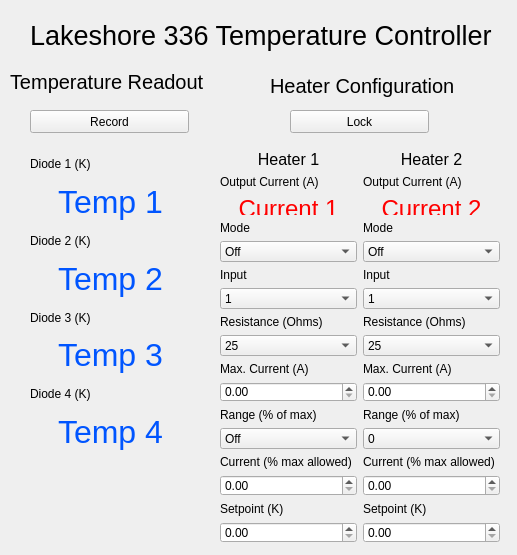
Before: the Qt Designer form EGGS_labrad/clients/cryovac_clients/lakeshore336_gui.ui in EGGS-Experiment/EGGS_labrad, drawn with Qt 5.
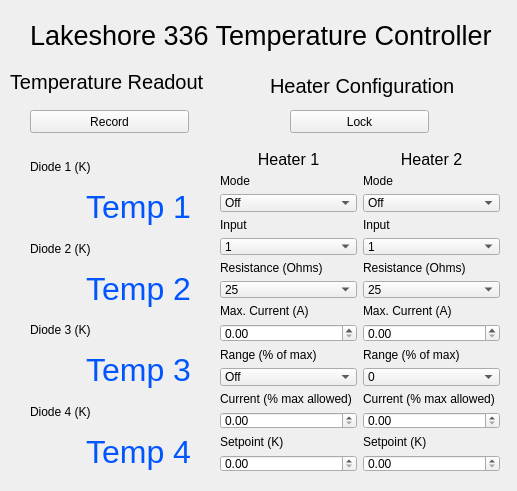
After: the same form once the commit is applied.

The edit to the form file:
```diff
--- a/EGGS_labrad/clients/cryovac_clients/lakeshore336_gui.ui
+++ b/EGGS_labrad/clients/cryovac_clients/lakeshore336_gui.ui
@@ -7,7 +7,7 @@
     <x>0</x>
     <y>0</y>
     <width>517</width>
-    <height>555</height>
+    <height>491</height>
    </rect>
   </property>
   <property name="windowTitle">
@@ -99,7 +99,7 @@
      <x>30</x>
      <y>150</y>
      <width>161</width>
-     <height>301</height>
+     <height>321</height>
     </rect>
    </property>
    <layout class="QVBoxLayout" name="temp_layout">
@@ -121,7 +121,7 @@
        <string>&lt;html&gt;&lt;head/&gt;&lt;body&gt;&lt;p&gt;&lt;span style=&quot; font-size:24pt; color:#0055ff;&quot;&gt;Temp 1&lt;/span&gt;&lt;/p&gt;&lt;/body&gt;&lt;/html&gt;</string>
       </property>
       <property name="alignment">
-       <set>Qt::AlignCenter</set>
+       <set>Qt::AlignRight|Qt::AlignTrailing|Qt::AlignVCenter</set>
       </property>
      </widget>
     </item>
@@ -138,7 +138,7 @@
        <string>&lt;html&gt;&lt;head/&gt;&lt;body&gt;&lt;p&gt;&lt;span style=&quot; font-size:24pt; color:#0055ff;&quot;&gt;Temp 2&lt;/span&gt;&lt;/p&gt;&lt;/body&gt;&lt;/html&gt;</string>
       </property>
       <property name="alignment">
-       <set>Qt::AlignCenter</set>
+       <set>Qt::AlignRight|Qt::AlignTrailing|Qt::AlignVCenter</set>
       </property>
      </widget>
     </item>
@@ -155,7 +155,7 @@
        <string>&lt;html&gt;&lt;head/&gt;&lt;body&gt;&lt;p&gt;&lt;span style=&quot; font-size:24pt; color:#0055ff;&quot;&gt;Temp 3&lt;/span&gt;&lt;/p&gt;&lt;/body&gt;&lt;/html&gt;</string>
       </property>
       <property name="alignment">
-       <set>Qt::AlignCenter</set>
+       <set>Qt::AlignRight|Qt::AlignTrailing|Qt::AlignVCenter</set>
       </property>
      </widget>
     </item>
@@ -172,7 +172,7 @@
        <string>&lt;html&gt;&lt;head/&gt;&lt;body&gt;&lt;p&gt;&lt;span style=&quot; font-size:24pt; color:#0055ff;&quot;&gt;Temp 4&lt;/span&gt;&lt;/p&gt;&lt;/body&gt;&lt;/html&gt;</string>
       </property>
       <property name="alignment">
-       <set>Qt::AlignCenter</set>
+       <set>Qt::AlignRight|Qt::AlignTrailing|Qt::AlignVCenter</set>
       </property>
      </widget>
     </item>
@@ -184,7 +184,7 @@
      <x>220</x>
      <y>150</y>
      <width>280</width>
-     <height>392</height>
+     <height>321</height>
     </rect>
    </property>
    <layout class="QHBoxLayout" name="heatAll_layout">
@@ -205,28 +205,6 @@
         </property>
        </widget>
       </item>
-      <item>
-       <widget class="QLabel" name="heat1_out_curr_label">
-        <property name="text">
-         <string>Output Current (A)</string>
-        </property>
-       </widget>
-      </item>
-      <item>
-       <widget class="QLabel" name="heat1_out_curr">
-        <property name="font">
-         <font>
-          <pointsize>14</pointsize>
-         </font>
-        </property>
-        <property name="text">
-         <string>&lt;html&gt;&lt;head/&gt;&lt;body&gt;&lt;p&gt;&lt;span style=&quot; font-size:18pt; color:#ff0000;&quot;&gt;Current 1&lt;/span&gt;&lt;/p&gt;&lt;/body&gt;&lt;/html&gt;</string>
-        </property>
-        <property name="alignment">
-         <set>Qt::AlignCenter</set>
-        </property>
-       </widget>
-      </item>
       <item>
        <widget class="QLabel" name="heat1_mode_label">
         <property name="text">
@@ -394,28 +372,6 @@
         </property>
        </widget>
       </item>
-      <item>
-       <widget class="QLabel" name="heat2_out_curr_label">
-        <property name="text">
-         <string>Output Current (A)</string>
-        </property>
-       </widget>
-      </item>
-      <item>
-       <widget class="QLabel" name="heat2_out_curr">
-        <property name="font">
-         <font>
-          <pointsize>14</pointsize>
-         </font>
-        </property>
-        <property name="text">
-         <string>&lt;html&gt;&lt;head/&gt;&lt;body&gt;&lt;p&gt;&lt;span style=&quot; font-size:18pt; color:#ff0000;&quot;&gt;Current 2&lt;/span&gt;&lt;/p&gt;&lt;/body&gt;&lt;/html&gt;</string>
-        </property>
-        <property name="alignment">
-         <set>Qt::AlignCenter</set>
-        </property>
-       </widget>
-      </item>
       <item>
        <widget class="QLabel" name="heat2_mode_label">
         <property name="text">
```
